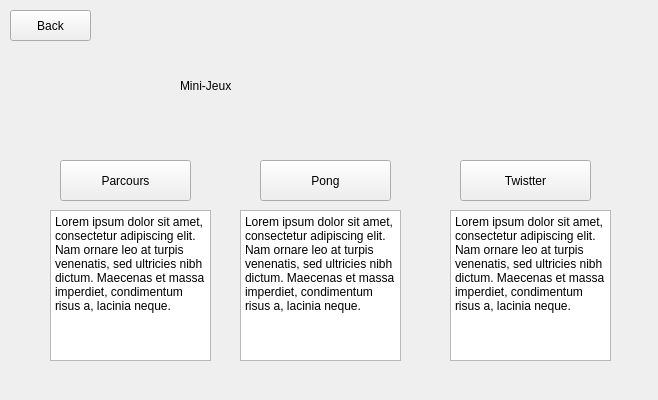
Qt form testIHMClimingProject/testIHMClimingProject/jeuMenu.ui (simplyyCarlos/ClimbingProject) before a commit.
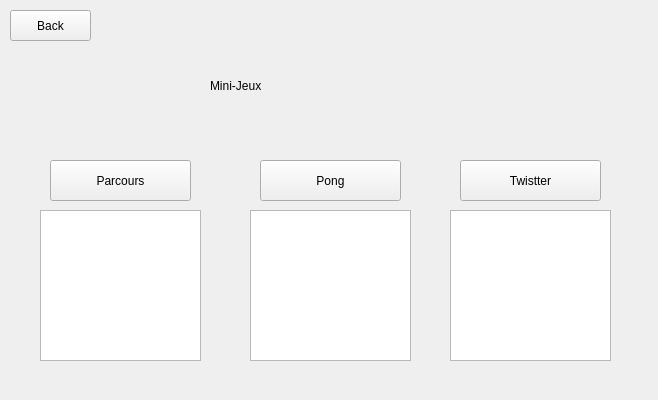
The same form after that commit.

Patch:
```diff
--- a/testIHMClimingProject/testIHMClimingProject/jeuMenu.ui
+++ b/testIHMClimingProject/testIHMClimingProject/jeuMenu.ui
@@ -16,7 +16,7 @@
   <widget class="QLabel" name="label_Titre_2">
    <property name="geometry">
     <rect>
-     <x>180</x>
+     <x>210</x>
      <y>50</y>
      <width>311</width>
      <height>71</height>
@@ -42,9 +42,9 @@
   <widget class="QPushButton" name="pushButton_2">
    <property name="geometry">
     <rect>
-     <x>60</x>
+     <x>50</x>
      <y>160</y>
-     <width>131</width>
+     <width>141</width>
      <height>41</height>
     </rect>
    </property>
@@ -57,7 +57,7 @@
     <rect>
      <x>260</x>
      <y>160</y>
-     <width>131</width>
+     <width>141</width>
      <height>41</height>
     </rect>
    </property>
@@ -70,7 +70,7 @@
     <rect>
      <x>460</x>
      <y>160</y>
-     <width>131</width>
+     <width>141</width>
      <height>41</height>
     </rect>
    </property>
@@ -81,7 +81,7 @@
   <widget class="QTextBrowser" name="textBrowser">
    <property name="geometry">
     <rect>
-     <x>50</x>
+     <x>40</x>
      <y>210</y>
      <width>161</width>
      <height>151</height>
@@ -92,13 +92,13 @@
 &lt;html&gt;&lt;head&gt;&lt;meta name=&quot;qrichtext&quot; content=&quot;1&quot; /&gt;&lt;meta charset=&quot;utf-8&quot; /&gt;&lt;style type=&quot;text/css&quot;&gt;
 p, li { white-space: pre-wrap; }
 &lt;/style&gt;&lt;/head&gt;&lt;body style=&quot; font-family:'Segoe UI'; font-size:9pt; font-weight:400; font-style:normal;&quot;&gt;
-&lt;p style=&quot; margin-top:0px; margin-bottom:0px; margin-left:0px; margin-right:0px; -qt-block-indent:0; text-indent:0px;&quot;&gt;Lorem ipsum dolor sit amet, consectetur adipiscing elit. Nam ornare leo at turpis venenatis, sed ultricies nibh dictum. Maecenas et massa imperdiet, condimentum risus a, lacinia neque. &lt;/p&gt;&lt;/body&gt;&lt;/html&gt;</string>
+&lt;p align=&quot;center&quot; style=&quot; margin-top:12px; margin-bottom:12px; margin-left:0px; margin-right:0px; -qt-block-indent:0; text-indent:0px;&quot;&gt;&lt;span style=&quot; color:#ffffff;&quot;&gt;Lorem ipsum dolor sit amet, consectetur adipiscing elit. Nam ornare leo at turpis venenatis, sed ultricies nibh dictum. Maecenas et massa imperdiet, condimentum risus a, lacinia neque. &lt;/span&gt;&lt;/p&gt;&lt;/body&gt;&lt;/html&gt;</string>
    </property>
   </widget>
   <widget class="QTextBrowser" name="textBrowser_2">
    <property name="geometry">
     <rect>
-     <x>240</x>
+     <x>250</x>
      <y>210</y>
      <width>161</width>
      <height>151</height>
@@ -109,7 +109,7 @@
 &lt;html&gt;&lt;head&gt;&lt;meta name=&quot;qrichtext&quot; content=&quot;1&quot; /&gt;&lt;meta charset=&quot;utf-8&quot; /&gt;&lt;style type=&quot;text/css&quot;&gt;
 p, li { white-space: pre-wrap; }
 &lt;/style&gt;&lt;/head&gt;&lt;body style=&quot; font-family:'Segoe UI'; font-size:9pt; font-weight:400; font-style:normal;&quot;&gt;
-&lt;p style=&quot; margin-top:0px; margin-bottom:0px; margin-left:0px; margin-right:0px; -qt-block-indent:0; text-indent:0px;&quot;&gt;Lorem ipsum dolor sit amet, consectetur adipiscing elit. Nam ornare leo at turpis venenatis, sed ultricies nibh dictum. Maecenas et massa imperdiet, condimentum risus a, lacinia neque. &lt;/p&gt;&lt;/body&gt;&lt;/html&gt;</string>
+&lt;p align=&quot;center&quot; style=&quot; margin-top:0px; margin-bottom:0px; margin-left:0px; margin-right:0px; -qt-block-indent:0; text-indent:0px;&quot;&gt;&lt;span style=&quot; color:#ffffff;&quot;&gt;Lorem ipsum dolor sit amet, consectetur adipiscing elit. Nam ornare leo at turpis venenatis, sed ultricies nibh dictum. Maecenas et massa imperdiet, condimentum risus a, lacinia neque. &lt;/span&gt;&lt;/p&gt;&lt;/body&gt;&lt;/html&gt;</string>
    </property>
   </widget>
   <widget class="QTextBrowser" name="textBrowser_3">
@@ -126,7 +126,7 @@
 &lt;html&gt;&lt;head&gt;&lt;meta name=&quot;qrichtext&quot; content=&quot;1&quot; /&gt;&lt;meta charset=&quot;utf-8&quot; /&gt;&lt;style type=&quot;text/css&quot;&gt;
 p, li { white-space: pre-wrap; }
 &lt;/style&gt;&lt;/head&gt;&lt;body style=&quot; font-family:'Segoe UI'; font-size:9pt; font-weight:400; font-style:normal;&quot;&gt;
-&lt;p style=&quot; margin-top:0px; margin-bottom:0px; margin-left:0px; margin-right:0px; -qt-block-indent:0; text-indent:0px;&quot;&gt;Lorem ipsum dolor sit amet, consectetur adipiscing elit. Nam ornare leo at turpis venenatis, sed ultricies nibh dictum. Maecenas et massa imperdiet, condimentum risus a, lacinia neque. &lt;/p&gt;&lt;/body&gt;&lt;/html&gt;</string>
+&lt;p align=&quot;center&quot; style=&quot; margin-top:0px; margin-bottom:0px; margin-left:0px; margin-right:0px; -qt-block-indent:0; text-indent:0px;&quot;&gt;&lt;span style=&quot; color:#ffffff;&quot;&gt;Lorem ipsum dolor sit amet, consectetur adipiscing elit. Nam ornare leo at turpis venenatis, sed ultricies nibh dictum. Maecenas et massa imperdiet, condimentum risus a, lacinia neque. &lt;/span&gt;&lt;/p&gt;&lt;/body&gt;&lt;/html&gt;</string>
    </property>
   </widget>
  </widget>
```
Left out of the diff: 16 changed lines with no effect on the pictures.
